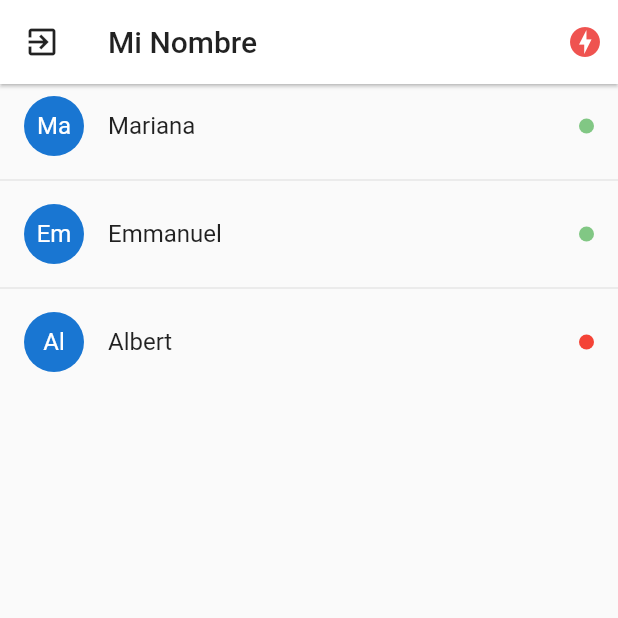
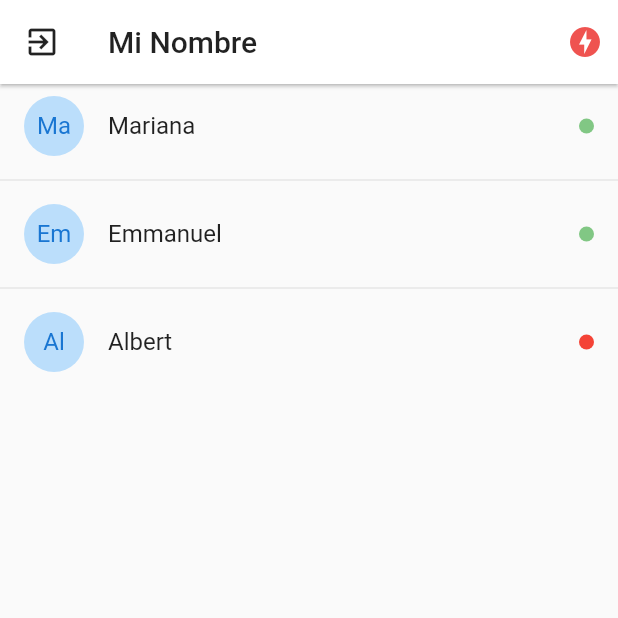
Before and after one commit to charger513/chat, a Flutter app: the screen it shows after launch, on a phone screen of 412 x 824 dp, the top half of it. Run offline on Flutter 3.47's test engine with Material 2 defaults, Android fonts, the phone set to English and light mode, and no system bars; drawn by our look-alikes of pull_to_refresh.

```diff
--- a/lib/pages/usuarios_page.dart
+++ b/lib/pages/usuarios_page.dart
@@ -1,5 +1,7 @@
-import 'package:chat/models/usuario.dart';
 import 'package:flutter/material.dart';
+import 'package:pull_to_refresh/pull_to_refresh.dart';
+
+import '../models/usuario.dart';
 
 class UsuariosPage extends StatefulWidget {
   @override
@@ -7,6 +9,9 @@ class UsuariosPage extends StatefulWidget {
 }
 
 class _UsuariosPageState extends State<UsuariosPage> {
+  RefreshController _refreshController =
+      RefreshController(initialRefresh: false);
+
   final usuarios = [
     Usuario(uid: '1', nombre: 'Mariana', email: 'test1@tet.com', online: true),
     Usuario(uid: '2', nombre: 'Emmanuel', email: 'test2@tet.com', online: true),
@@ -46,14 +51,37 @@ class _UsuariosPageState extends State<UsuariosPage> {
             )
           ],
         ),
-      body: ListView.separated(
+        body: SmartRefresher(
+          controller: _refreshController,
+          enablePullDown: true,
+          header: WaterDropHeader(
+            complete: Icon(
+              Icons.check,
+              color: Colors.blue[400],
+            ),
+            waterDropColor: Colors.blue[400]!,
+          ),
+          onRefresh: _cargarUsuarios,
+          child: _listViewUsuarios(),
+        ));
+  }
+
+  ListView _listViewUsuarios() {
+    return ListView.separated(
       physics: BouncingScrollPhysics(),
       itemCount: usuarios.length,
       itemBuilder: (ctx, index) {
-          final usuario = usuarios[index];
+        return _usuarioListTile(usuarios[index]);
+      },
+      separatorBuilder: (ctx, index) => Divider(),
+    );
+  }
+
+  ListTile _usuarioListTile(Usuario usuario) {
     return ListTile(
       title: Text(usuario.nombre),
       leading: CircleAvatar(
+        backgroundColor: Colors.blue[100],
         child: Center(
           child: Text(
             usuario.nombre.substring(0, 2),
@@ -69,9 +97,11 @@ class _UsuariosPageState extends State<UsuariosPage> {
         ),
       ),
     );
-        },
-        separatorBuilder: (ctx, index) => Divider(),
-      ),
-    );
+  }
+
+  void _cargarUsuarios() async {
+    await Future.delayed(Duration(milliseconds: 1000));
+    // if failed,use refreshFailed()
+    _refreshController.refreshCompleted();
   }
 }
--- a/pubspec.yaml
+++ b/pubspec.yaml
@@ -28,6 +28,7 @@ dependencies:
   # The following adds the Cupertino Icons font to your application.
   # Use with the CupertinoIcons class for iOS style icons.
   cupertino_icons: ^1.0.2
+  pull_to_refresh: ^2.0.0
 
 dev_dependencies:
   flutter_test:
```
Also changed, not shown: pubspec.lock. Lines whose indentation alone changed are shown as unchanged.
